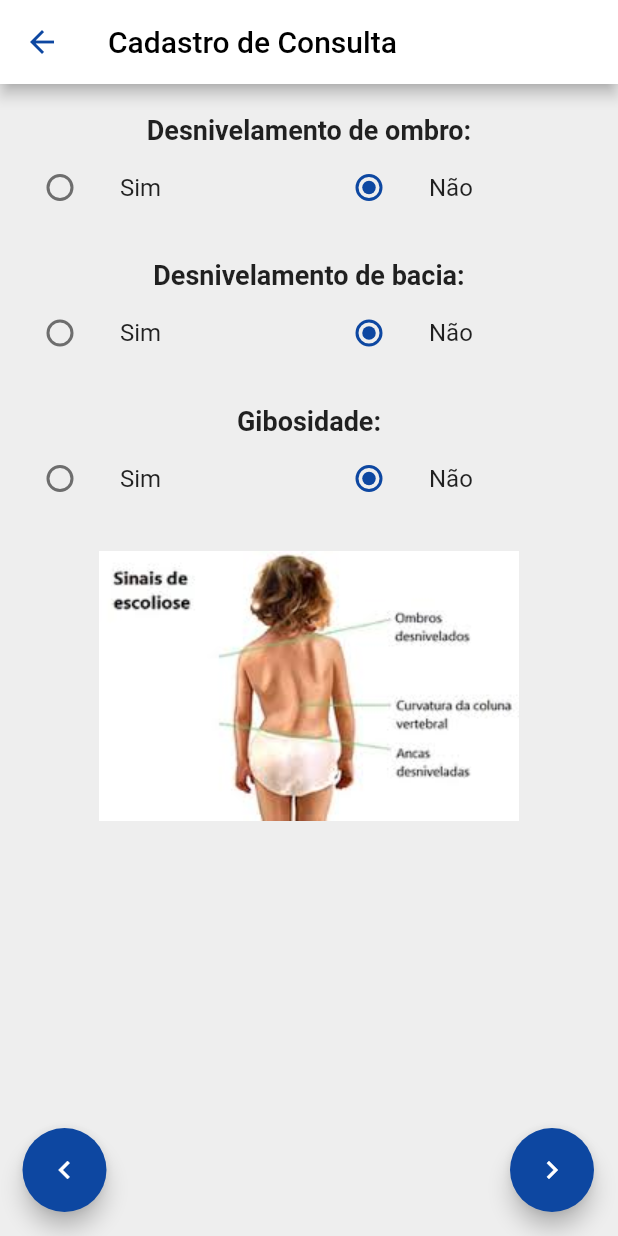
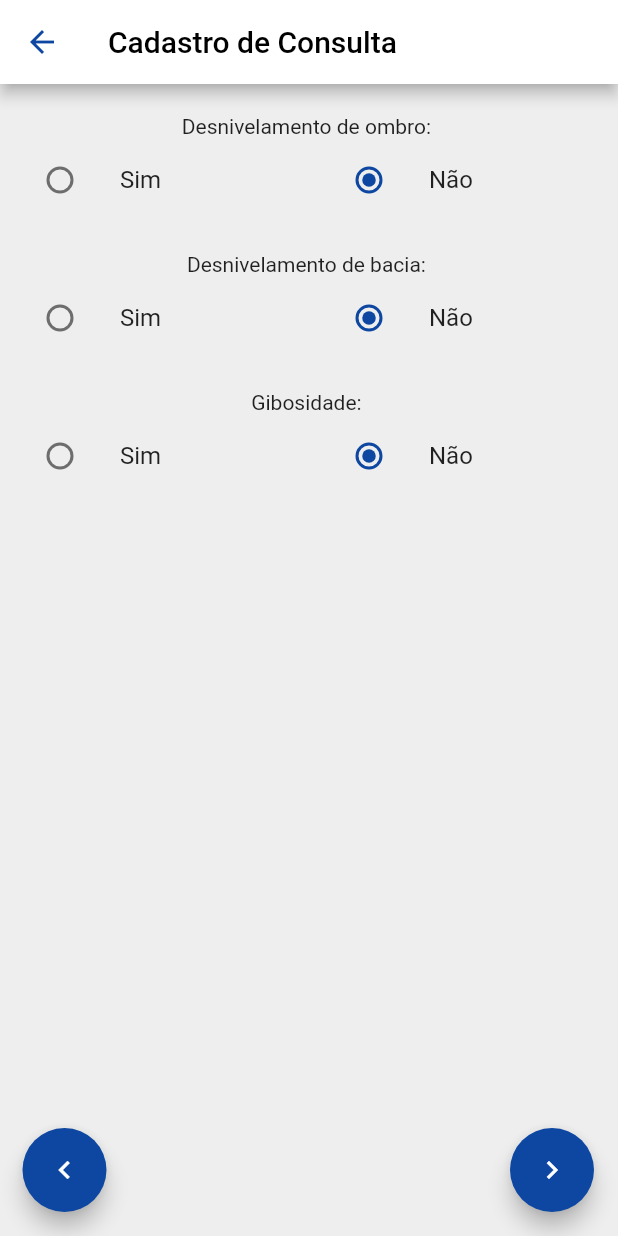
Before and after one commit to lit-ipade/ScolioApp, a Flutter app: the ConsultaForm screen opened directly with empty values, on a phone screen of 412 x 824 dp. Run offline on Flutter 3.47's test engine with Material 2 defaults, Android fonts, the phone set to English and light mode, and no system bars; our stand-ins replace cloud_firestore, firebase_auth, firebase_core, flutter_login; accounts and stored records are empty.

Commit message:
Revert "Versão pré mudanças de telas"
This reverts commit eb04d7534f4a94fd3b31566d1ca2d6287668078a.

```diff
--- a/lib/components/ConsultaForm.dart
+++ b/lib/components/ConsultaForm.dart
@@ -171,7 +171,7 @@ class _ConsultaFormState extends State<ConsultaForm> {
             Padding
             (
               padding: const EdgeInsets.fromLTRB(10, 20, 10, 0),
-              child: Text('Desnivelamento de ombro: ', textAlign: TextAlign.center, style: TextStyle(fontSize: 18, fontWeight: FontWeight.w700)),
+              child: Text('Desnivelamento de ombro: '),
             ),
             Row
             (
@@ -224,7 +224,7 @@ class _ConsultaFormState extends State<ConsultaForm> {
             Padding
             (
               padding: const EdgeInsets.fromLTRB(10, 20, 10, 0),
-              child: Text('Desnivelamento de bacia: ', textAlign: TextAlign.center, style: TextStyle(fontSize: 18, fontWeight: FontWeight.w700)),
+              child: Text('Desnivelamento de bacia: '),
             ),
             Row
             (
@@ -277,7 +277,7 @@ class _ConsultaFormState extends State<ConsultaForm> {
             Padding
             (
               padding: const EdgeInsets.fromLTRB(10, 20, 10, 0),
-              child: Text('Gibosidade: ', textAlign: TextAlign.center, style: TextStyle(fontSize: 18, fontWeight: FontWeight.w700)),
+              child: Text('Gibosidade: '),
             ),
             Row
             (
@@ -326,11 +326,6 @@ class _ConsultaFormState extends State<ConsultaForm> {
                   ),
                 ),
               ],
-            ),
-            Container
-            (
-              padding: EdgeInsets.fromLTRB(0, 20, 0, 0),
-              child: Image.asset('assets/Scolioapp.png'),
             ),
           ],
         ),
@@ -543,7 +538,7 @@ class _ConsultaFormState extends State<ConsultaForm> {
               Padding
                 (
                   padding: const EdgeInsets.fromLTRB(10, 20, 10, 0),
-                  child: Text('Ângulo de Cobb: ', textAlign: TextAlign.center, style: TextStyle(fontSize: 22, fontWeight: FontWeight.w700)),
+                  child: Text('Ângulo de Cobb: '),
                 ),
             ),
             Container
@@ -598,7 +593,7 @@ class _ConsultaFormState extends State<ConsultaForm> {
               Padding
                 (
                   padding: const EdgeInsets.fromLTRB(10, 20, 10, 0),
-                  child: Text('Ângulo de Cobb: ', textAlign: TextAlign.center, style: TextStyle(fontSize: 22, fontWeight: FontWeight.w700)),
+                  child: Text('Ângulo de Cobb: '),
                 ),
             ),
             Container
@@ -659,7 +654,7 @@ class _ConsultaFormState extends State<ConsultaForm> {
                   padding: EdgeInsets.all(15),
                   child: Text
                   (
-                    '26° a 40°',
+                    '25° a 40°',
                     textAlign: TextAlign.center,
                     style: TextStyle
                     (
@@ -737,12 +732,12 @@ class _ConsultaFormState extends State<ConsultaForm> {
             Padding
             (
               padding: const EdgeInsets.fromLTRB(10, 20, 10, 0),
-              child: Text('Maturidade Esquelética: ', textAlign: TextAlign.center, style: TextStyle(fontSize: 22, fontWeight: FontWeight.w700)),
+              child: Text('Maturidade Esquelética: '),
             ),
             Container
             (
               alignment: Alignment.center,
-              padding: EdgeInsets.only(top: MediaQuery.of(context).size.height * 0.05),
+              padding: EdgeInsets.only(top: MediaQuery.of(context).size.height * 0.2),
               child: InkWell
               (
                 onTap: (){
@@ -779,7 +774,7 @@ class _ConsultaFormState extends State<ConsultaForm> {
             Container
             (
               alignment: Alignment.center,
-              padding: EdgeInsets.only(top: MediaQuery.of(context).size.height * 0.05),
+              padding: EdgeInsets.only(top: MediaQuery.of(context).size.height * 0.2),
               child: InkWell
               (
                 onTap: (){
@@ -813,11 +808,6 @@ class _ConsultaFormState extends State<ConsultaForm> {
                 ),
               ),
             ),
-            Container
-            (
-              padding: EdgeInsets.fromLTRB(8, 20, 8, 0),
-              child: Image.asset('assets/Risser.png'),
-            ),
           ],
         ),
       ),
@@ -825,6 +815,11 @@ class _ConsultaFormState extends State<ConsultaForm> {
       (
         children: <Widget>
         [
+          Align
+            (
+              alignment: Alignment.bottomRight,
+              child: botoes[0],
+            ),
           Padding
           (
             padding: EdgeInsets.fromLTRB(31,0,0,0),
@@ -865,7 +860,7 @@ class _ConsultaFormState extends State<ConsultaForm> {
               child: Padding
               (
                 padding: EdgeInsets.all(8),
-                child: Center(child: Text('Encaminhar ao especialista para escolha do tipo de órtese e acompanhamento do uso.', textAlign: TextAlign.center, style: TextStyle(fontSize: 20),)),
+                child: Center(child: Text('Encaminhar ao especialista para escolha do tipo de órtese e acompanhamento do uso.', textAlign: TextAlign.center, style: TextStyle(fontSize: 20,fontWeight: FontWeight.w600),)),
               ),
             ),
           ],
@@ -912,7 +907,7 @@ class _ConsultaFormState extends State<ConsultaForm> {
               child: Padding
               (
                 padding: const EdgeInsets.all(8),
-                child: Center(child:Text('Seguimento ambulatorial com Rx periódico semestral', textAlign: TextAlign.center, style: TextStyle(fontSize: 22,fontWeight: FontWeight.w600),)),
+                child: Center(child:Text('Seguimento ambulatorial com Rx periódico', textAlign: TextAlign.center, style: TextStyle(fontSize: 22,fontWeight: FontWeight.w600),)),
               ),
             ),
             Container(
@@ -1012,7 +1007,7 @@ class _ConsultaFormState extends State<ConsultaForm> {
                 padding: const EdgeInsets.fromLTRB(0, 0, 0, 0),
                 child: Center(child: Padding(
                   padding: const EdgeInsets.all(8.0),
-                  child: Text('Seguimento ambulatorial com Rx periódico semestral', textAlign: TextAlign.center, style: TextStyle(fontSize: 22, fontWeight: FontWeight.bold),),
+                  child: Text('Seguimento ambulatorial com Rx periódico', textAlign: TextAlign.center, style: TextStyle(fontSize: 22, fontWeight: FontWeight.bold),),
                 )),
               ),
             ),
```
